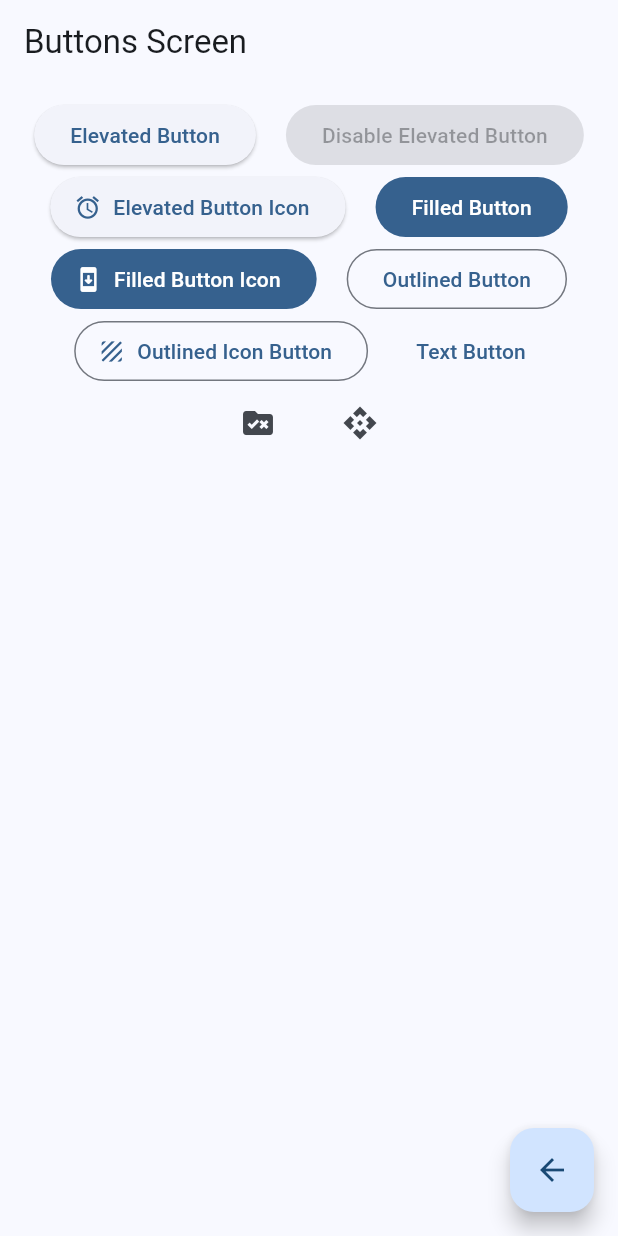
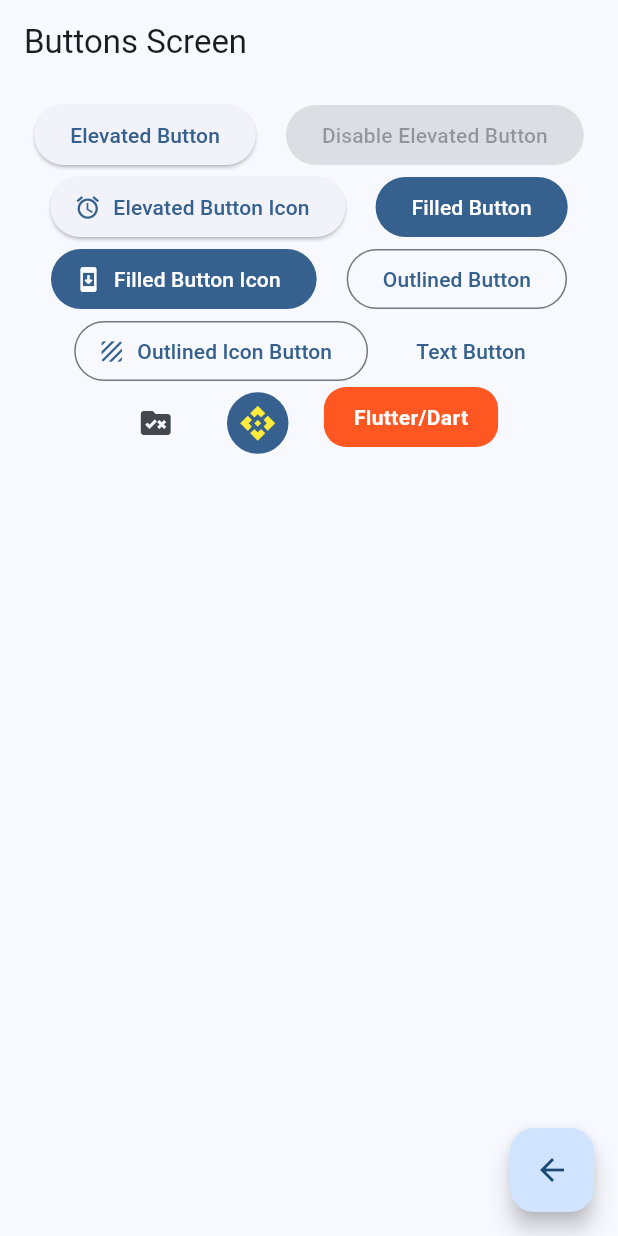
Before and after one commit to XamalionDev71/e301_moviles, a Flutter app: the ButtonsScreen screen opened by its route, on a phone screen of 412 x 824 dp. Run offline on Flutter 3.47's test engine with Material 3 defaults, Android fonts, the light colour scheme and no system bars; our stand-ins replace go_router.

Commit message:
commit 2 31Mar2025

```diff
--- a/lib/presentation/screens/buttons/buttons_screen.dart
+++ b/lib/presentation/screens/buttons/buttons_screen.dart
@@ -26,60 +26,79 @@ class _ButtonsView extends StatelessWidget {
 
   @override
   Widget build(BuildContext context) {
+    final colors = Theme.of(context).colorScheme;
+
     return SizedBox(
       width: double.infinity,
       child: Padding(
-        padding: const EdgeInsets.symmetric(horizontal: 20,vertical: 10),
+        padding: const EdgeInsets.symmetric(horizontal: 20, vertical: 10),
         child: Wrap(
           spacing: 20,
           alignment: WrapAlignment.center,
           children: [
-            ElevatedButton(
-              onPressed: (){},
-              child: Text('Elevated Button')
-            ),
+            ElevatedButton(onPressed: () {}, child: Text('Elevated Button')),
             ElevatedButton(
               onPressed: null,
-              child: Text('Disable Elevated Button')
+              child: Text('Disable Elevated Button'),
             ),
             ElevatedButton.icon(
-              onPressed: (){},
+              onPressed: () {},
               label: Text('Elevated Button Icon'),
-              icon: Icon(Icons.alarm)
+              icon: Icon(Icons.alarm),
             ),
-            FilledButton(
-              onPressed: (){},
-              child: Text('Filled Button'),
-            ),
+            FilledButton(onPressed: () {}, child: Text('Filled Button')),
             FilledButton.icon(
-              onPressed: (){},
+              onPressed: () {},
               label: Text('Filled Button Icon'),
               icon: Icon(Icons.system_security_update_rounded),
             ),
-            OutlinedButton(
-              onPressed: (){},
-              child: Text('Outlined Button'),
+            OutlinedButton(onPressed: () {}, child: Text('Outlined Button')),
+            OutlinedButton.icon(
+              onPressed: () {},
+              label: Text('Outlined Icon Button'),
+              icon: Icon(Icons.texture),
             ),
-            OutlinedButton.icon(
-              onPressed: (){},
-              label: Text('Outlined Icon Button'),
-              icon: Icon(Icons.texture)
-            ),
-            TextButton(onPressed: (){},
-              child: Text('Text Button')
-            ),
-            IconButton(onPressed: (){},
-              icon: Icon(Icons.rule_folder)
-            ),
-            IconButton(onPressed: (){},
+            TextButton(onPressed: () {}, child: Text('Text Button')),
+            IconButton(onPressed: () {}, icon: Icon(Icons.rule_folder)),
+            IconButton(
+              onPressed: () {},
               icon: Icon(Icons.api),
               style: ButtonStyle(
-                backgroundColor: WidgetStatePropertyAll()
-              ),
+                backgroundColor: WidgetStatePropertyAll(colors.primary),
+                iconColor: WidgetStatePropertyAll(Colors.yellow),
+                iconSize: WidgetStatePropertyAll(25),
+                ),
             ),
+            CustomButton()
           ],
         ),
       ),
     );
   }
 }
+
+class CustomButton extends StatelessWidget {
+  const CustomButton({super.key});
+
+  @override
+  Widget build(BuildContext context) {
+    return ClipRRect(
+      borderRadius: BorderRadius.circular(15),
+      child: Material(
+        color: Colors.deepOrange,
+        child: InkWell(
+          onTap: (){},
+          child: Padding(
+            padding: const EdgeInsets.symmetric(horizontal: 20, vertical: 10),
+            child: Text('Flutter/Dart',
+              style: TextStyle(
+                color: Colors.white,
+                fontWeight: FontWeight.bold,
+              ),
+            ),
+          ),
+        ),
+      ),
+    );
+  }
+}
```
